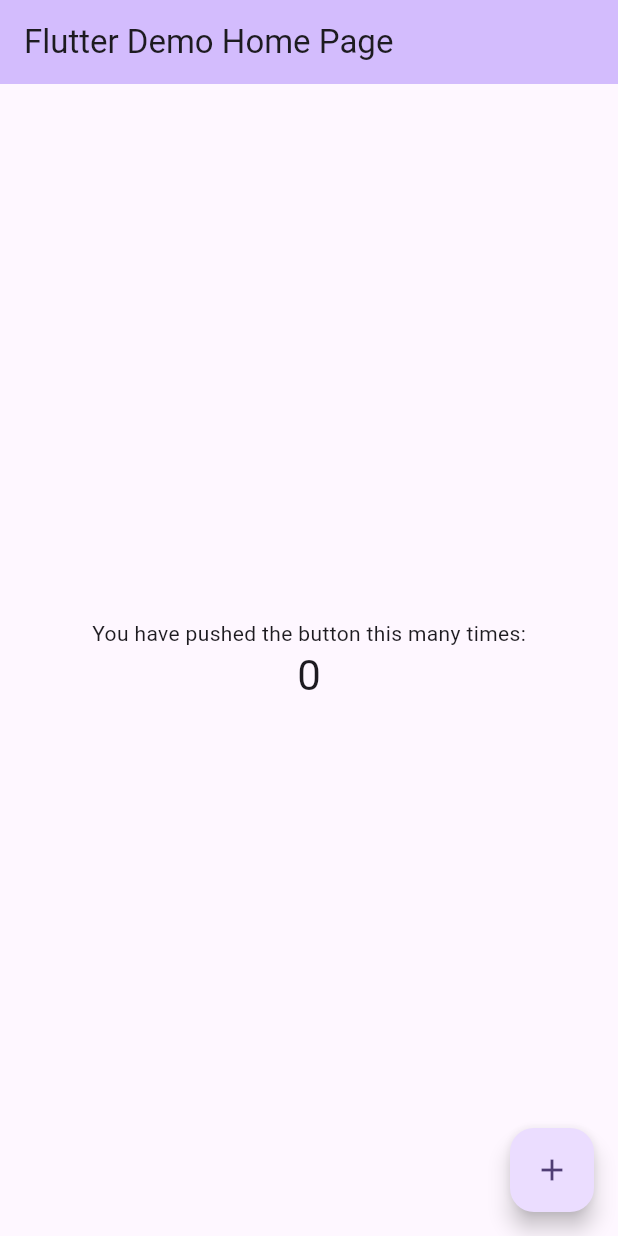
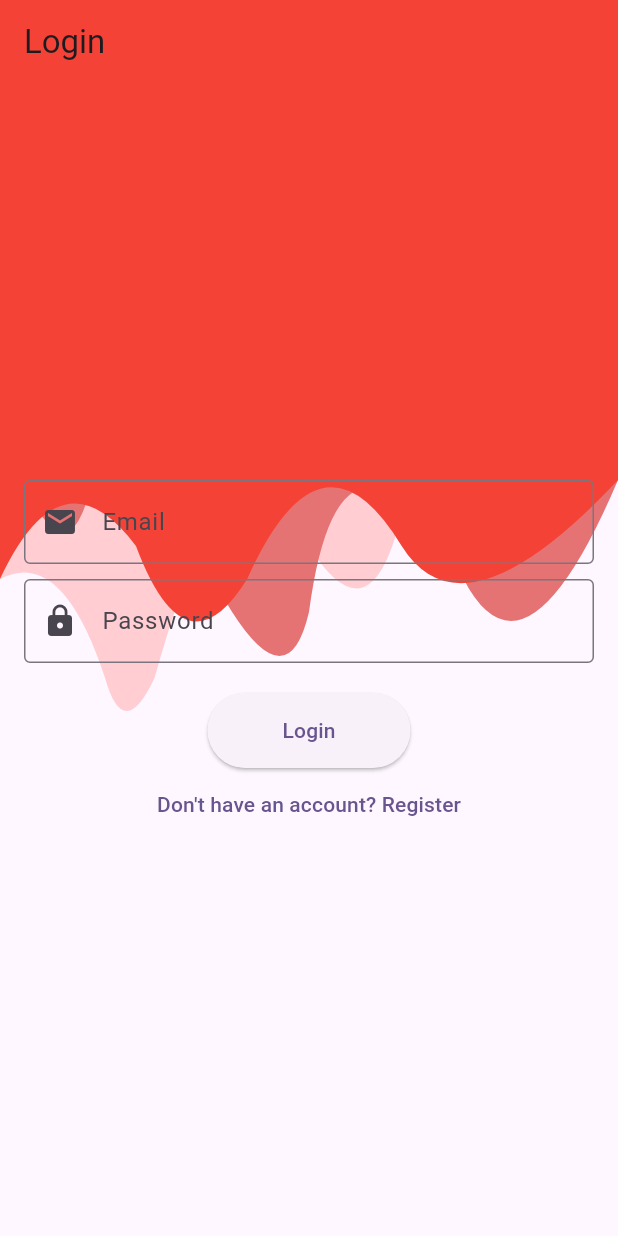
Before and after one commit to ahmedevcode/glitask, a Flutter app: the screen it shows after launch, on a phone screen of 412 x 824 dp. Run offline on Flutter 3.47's test engine with Material 3 defaults, Android fonts, the light colour scheme and no system bars; our stand-ins replace firebase_auth, firebase_core, flutter_bloc; accounts and stored records are empty.

Commit message:
-add login screen ui&logic (cubit) -add register screen ui -add routes for login & register

```diff
--- /dev/null
+++ b/lib/core/routes/app_route.dart
@@ -0,0 +1,32 @@
+import 'package:flutter/material.dart';
+import 'package:flutter_bloc/flutter_bloc.dart';
+import 'package:glitask/core/helper/auth_service.dart';
+import 'package:glitask/feature/login/controller/login_cubit.dart';
+import 'package:glitask/feature/login/presentation/screens/loginscreen.dart';
+import 'package:glitask/feature/register/presentation/screens/registerscreen.dart';
+
+import 'routes.dart';
+
+class AppRouter {
+  static Route<dynamic> onGenerateRoute(RouteSettings settings) {
+    switch (settings.name) {
+      case Routes.loginscreen:
+        return MaterialPageRoute(
+          builder: (context) => BlocProvider(
+            create: (_) => LoginCubit(AuthService()),
+            child: const LoginScreen(),
+          ),
+        );
+      case Routes.rigesterscreen:
+        return MaterialPageRoute(builder: (_) => const RegisterScreen());
+      default:
+        return MaterialPageRoute(
+          builder: (context) => Scaffold(
+            body: Center(
+              child: Text('No route defined for ${settings.name}'),
+            ),
+          ),
+        );
+    }
+  }
+}
--- /dev/null
+++ b/lib/core/routes/routes.dart
@@ -0,0 +1,5 @@
+class Routes {
+  static const String loginscreen = '/';
+  static const String rigesterscreen = 'RegisterScreen';
+  static const String homescreen = 'HomeScreen';
+}
--- /dev/null
+++ b/lib/feature/login/controller/login_cubit.dart
@@ -0,0 +1,27 @@
+import 'package:firebase_auth/firebase_auth.dart';
+import 'package:flutter/material.dart';
+import 'package:flutter_bloc/flutter_bloc.dart';
+import '../../../../core/helper/auth_service.dart';
+
+part 'login_state.dart';
+
+class LoginCubit extends Cubit<LoginState> {
+  final AuthService _authService;
+
+  LoginCubit(this._authService) : super(LoginInitial());
+
+  Future<void> login(String email, String password) async {
+    emit(LoginLoading());
+    try {
+      User? user =
+          await _authService.signInWithEmailAndPassword(email, password);
+      if (user != null) {
+        emit(LoginSuccess());
+      } else {
+        emit(LoginFailure('Login failed. Please check your credentials.'));
+      }
+    } catch (e) {
+      emit(LoginFailure(e.toString()));
+    }
+  }
+}
--- /dev/null
+++ b/lib/feature/login/controller/login_state.dart
@@ -0,0 +1,16 @@
+part of 'login_cubit.dart';
+
+@immutable
+abstract class LoginState {}
+
+class LoginInitial extends LoginState {}
+
+class LoginLoading extends LoginState {}
+
+class LoginSuccess extends LoginState {}
+
+class LoginFailure extends LoginState {
+  final String errorMessage;
+
+  LoginFailure(this.errorMessage);
+}
--- /dev/null
+++ b/lib/feature/login/presentation/screens/loginscreen.dart
@@ -0,0 +1,103 @@
+import 'package:flutter/material.dart';
+import 'package:flutter_bloc/flutter_bloc.dart';
+import 'package:firebase_auth/firebase_auth.dart';
+import 'package:glitask/feature/login/controller/login_cubit.dart';
+import 'package:glitask/feature/login/presentation/screens/widgets/custompaint_login.dart';
+import '../../../../core/helper/auth_service.dart';
+import '../../../register/presentation/screens/registerscreen.dart';
+
+class LoginScreen extends StatefulWidget {
+  const LoginScreen({super.key});
+
+  @override
+  _LoginScreenState createState() => _LoginScreenState();
+}
+
+class _LoginScreenState extends State<LoginScreen> {
+  final TextEditingController _emailController = TextEditingController();
+  final TextEditingController _passwordController = TextEditingController();
+
+  @override
+  Widget build(BuildContext context) {
+    return Scaffold(
+      appBar: AppBar(backgroundColor: Colors.red, title: const Text('Login')),
+      body: Stack(
+        children: [
+          TopBar_home(),
+          Padding(
+            padding: const EdgeInsets.all(16.0),
+            child: Column(
+              mainAxisAlignment: MainAxisAlignment.center,
+              children: [
+                TextField(
+                  controller: _emailController,
+                  decoration: InputDecoration(
+                    labelText: 'Email',
+                    prefixIcon: const Icon(Icons.email),
+                    border: const OutlineInputBorder(),
+                  ),
+                ),
+                const SizedBox(height: 10),
+                TextField(
+                  controller: _passwordController,
+                  decoration: InputDecoration(
+                    labelText: 'Password',
+                    prefixIcon: const Icon(Icons.lock),
+                    border: const OutlineInputBorder(),
+                  ),
+                  obscureText: true,
+                ),
+                const SizedBox(height: 20),
+                BlocConsumer<LoginCubit, LoginState>(
+                  listener: (context, state) {
+                    if (state is LoginFailure) {
+                      ScaffoldMessenger.of(context).showSnackBar(
+                        SnackBar(content: Text(state.errorMessage)),
+                      );
+                    } else if (state is LoginSuccess) {
+                      ScaffoldMessenger.of(context).showSnackBar(
+                        SnackBar(content: Text('Login successful!')),
+                      );
+                      // Navigate to the TaskManagementScreen here
+                    }
+                  },
+                  builder: (context, state) {
+                    if (state is LoginLoading) {
+                      return const CircularProgressIndicator();
+                    }
+
+                    return ElevatedButton(
+                      onPressed: () {
+                        final email = _emailController.text.trim();
+                        final password = _passwordController.text.trim();
+                        context.read<LoginCubit>().login(email, password);
+                      },
+                      child: const Text('Login'),
+                      style: ElevatedButton.styleFrom(
+                        padding: const EdgeInsets.symmetric(
+                            horizontal: 50, vertical: 15),
+                        shape: RoundedRectangleBorder(
+                          borderRadius: BorderRadius.circular(30.0),
+                        ),
+                      ),
+                    );
+                  },
+                ),
+                TextButton(
+                  onPressed: () {
+                    Navigator.push(
+                      context,
+                      MaterialPageRoute(
+                          builder: (context) => const RegisterScreen()),
+                    );
+                  },
+                  child: const Text('Don\'t have an account? Register'),
+                ),
+              ],
+            ),
+          ),
+        ],
+      ),
+    );
+  }
+}
--- a/lib/main.dart
+++ b/lib/main.dart
@@ -1,5 +1,7 @@
 import 'package:firebase_core/firebase_core.dart';
 import 'package:flutter/material.dart';
+import 'package:glitask/core/routes/app_route.dart';
+import 'package:glitask/core/routes/routes.dart';
 
 void main() async {
   WidgetsFlutterBinding.ensureInitialized();
@@ -11,119 +13,17 @@
 class MyApp extends StatelessWidget {
   const MyApp({super.key});
 
-  // This widget is the root of your application.
   @override
   Widget build(BuildContext context) {
     return MaterialApp(
+      debugShowCheckedModeBanner: false,
       title: 'Flutter Demo',
       theme: ThemeData(
-        // This is the theme of your application.
-        //
-        // TRY THIS: Try running your application with "flutter run". You'll see
-        // the application has a purple toolbar. Then, without quitting the app,
-        // try changing the seedColor in the colorScheme below to Colors.green
-        // and then invoke "hot reload" (save your changes or press the "hot
-        // reload" button in a Flutter-supported IDE, or press "r" if you used
-        // the command line to start the app).
-        //
-        // Notice that the counter didn't reset back to zero; the application
-        // state is not lost during the reload. To reset the state, use hot
-        // restart instead.
-        //
-        // This works for code too, not just values: Most code changes can be
-        // tested with just a hot reload.
         colorScheme: ColorScheme.fromSeed(seedColor: Colors.deepPurple),
         useMaterial3: true,
       ),
-      home: const MyHomePage(title: 'Flutter Demo Home Page'),
+      initialRoute: Routes.loginscreen,
+      onGenerateRoute: AppRouter.onGenerateRoute,
     );
   }
 }
-
-class MyHomePage extends StatefulWidget {
-  const MyHomePage({super.key, required this.title});
-
-  // This widget is the home page of your application. It is stateful, meaning
-  // that it has a State object (defined below) that contains fields that affect
-  // how it looks.
-
-  // This class is the configuration for the state. It holds the values (in this
-  // case the title) provided by the parent (in this case the App widget) and
-  // used by the build method of the State. Fields in a Widget subclass are
-  // always marked "final".
-
-  final String title;
-
-  @override
-  State<MyHomePage> createState() => _MyHomePageState();
-}
-
-class _MyHomePageState extends State<MyHomePage> {
-  int _counter = 0;
-
-  void _incrementCounter() {
-    setState(() {
-      // This call to setState tells the Flutter framework that something has
-      // changed in this State, which causes it to rerun the build method below
-      // so that the display can reflect the updated values. If we changed
-      // _counter without calling setState(), then the build method would not be
-      // called again, and so nothing would appear to happen.
-      _counter++;
-    });
-  }
-
-  @override
-  Widget build(BuildContext context) {
-    // This method is rerun every time setState is called, for instance as done
-    // by the _incrementCounter method above.
-    //
-    // The Flutter framework has been optimized to make rerunning build methods
-    // fast, so that you can just rebuild anything that needs updating rather
-    // than having to individually change instances of widgets.
-    return Scaffold(
-      appBar: AppBar(
-        // TRY THIS: Try changing the color here to a specific color (to
-        // Colors.amber, perhaps?) and trigger a hot reload to see the AppBar
-        // change color while the other colors stay the same.
-        backgroundColor: Theme.of(context).colorScheme.inversePrimary,
-        // Here we take the value from the MyHomePage object that was created by
-        // the App.build method, and use it to set our appbar title.
-        title: Text(widget.title),
-      ),
-      body: Center(
-        // Center is a layout widget. It takes a single child and positions it
-        // in the middle of the parent.
-        child: Column(
-          // Column is also a layout widget. It takes a list of children and
-          // arranges them vertically. By default, it sizes itself to fit its
-          // children horizontally, and tries to be as tall as its parent.
-          //
-          // Column has various properties to control how it sizes itself and
-          // how it positions its children. Here we use mainAxisAlignment to
-          // center the children vertically; the main axis here is the vertical
-          // axis because Columns are vertical (the cross axis would be
-          // horizontal).
-          //
-          // TRY THIS: Invoke "debug painting" (choose the "Toggle Debug Paint"
-          // action in the IDE, or press "p" in the console), to see the
-          // wireframe for each widget.
-          mainAxisAlignment: MainAxisAlignment.center,
-          children: <Widget>[
-            const Text(
-              'You have pushed the button this many times:',
-            ),
-            Text(
-              '$_counter',
-              style: Theme.of(context).textTheme.headlineMedium,
-            ),
-          ],
-        ),
-      ),
-      floatingActionButton: FloatingActionButton(
-        onPressed: _incrementCounter,
-        tooltip: 'Increment',
-        child: const Icon(Icons.add),
-      ), // This trailing comma makes auto-formatting nicer for build methods.
-    );
-  }
-}
```
Also changed, not shown: lib/feature/login/presentation/screens/widgets/custompaint_login.dart (added, +80 -0 lines), lib/feature/register/presentation/screens/registerscreen.dart (added, +106 -0 lines), lib/feature/register/presentation/screens/widgets/custompainter_register.dart (added, +67 -0 lines), pubspec.yaml (+1 -6 lines), pubspec.lock, 2 other files.
